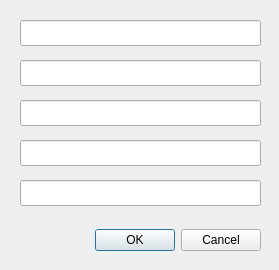
Above: customparametersquery.ui from Davebudil/reporter before the change. Below: the same form after it.
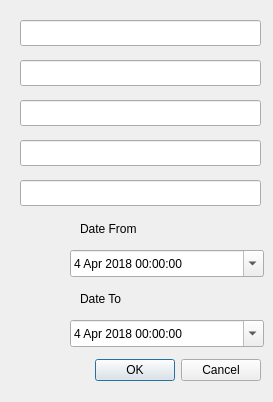
That is the form after the change.

Commit message: Adding support for custom parameters, minor refactor and rework of SQLquery class will probably be needed

The edit to the form file:
```diff
--- a/customparametersquery.ui
+++ b/customparametersquery.ui
@@ -6,8 +6,8 @@
    <rect>
     <x>0</x>
     <y>0</y>
-    <width>279</width>
-    <height>270</height>
+    <width>273</width>
+    <height>402</height>
    </rect>
   </property>
   <property name="windowTitle">
@@ -17,7 +17,7 @@
    <property name="geometry">
     <rect>
      <x>40</x>
-     <y>220</y>
+     <y>350</y>
      <width>221</width>
      <height>41</height>
     </rect>
@@ -79,6 +79,78 @@
     </rect>
    </property>
   </widget>
+  <widget class="QDateTimeEdit" name="dateTimeEdit">
+   <property name="geometry">
+    <rect>
+     <x>70</x>
+     <y>250</y>
+     <width>194</width>
+     <height>27</height>
+    </rect>
+   </property>
+   <property name="dateTime">
+    <datetime>
+     <hour>0</hour>
+     <minute>0</minute>
+     <second>0</second>
+     <year>2018</year>
+     <month>4</month>
+     <day>4</day>
+    </datetime>
+   </property>
+   <property name="calendarPopup">
+    <bool>true</bool>
+   </property>
+  </widget>
+  <widget class="QDateTimeEdit" name="dateTimeEdit_2">
+   <property name="geometry">
+    <rect>
+     <x>70</x>
+     <y>320</y>
+     <width>194</width>
+     <height>27</height>
+    </rect>
+   </property>
+   <property name="dateTime">
+    <datetime>
+     <hour>0</hour>
+     <minute>0</minute>
+     <second>0</second>
+     <year>2018</year>
+     <month>4</month>
+     <day>4</day>
+    </datetime>
+   </property>
+   <property name="calendarPopup">
+    <bool>true</bool>
+   </property>
+  </widget>
+  <widget class="QLabel" name="label">
+   <property name="geometry">
+    <rect>
+     <x>80</x>
+     <y>220</y>
+     <width>91</width>
+     <height>18</height>
+    </rect>
+   </property>
+   <property name="text">
+    <string>Date From</string>
+   </property>
+  </widget>
+  <widget class="QLabel" name="label_2">
+   <property name="geometry">
+    <rect>
+     <x>80</x>
+     <y>290</y>
+     <width>74</width>
+     <height>18</height>
+    </rect>
+   </property>
+   <property name="text">
+    <string>Date To</string>
+   </property>
+  </widget>
  </widget>
  <resources/>
  <connections>
```
The commit also changes 7 other files.
